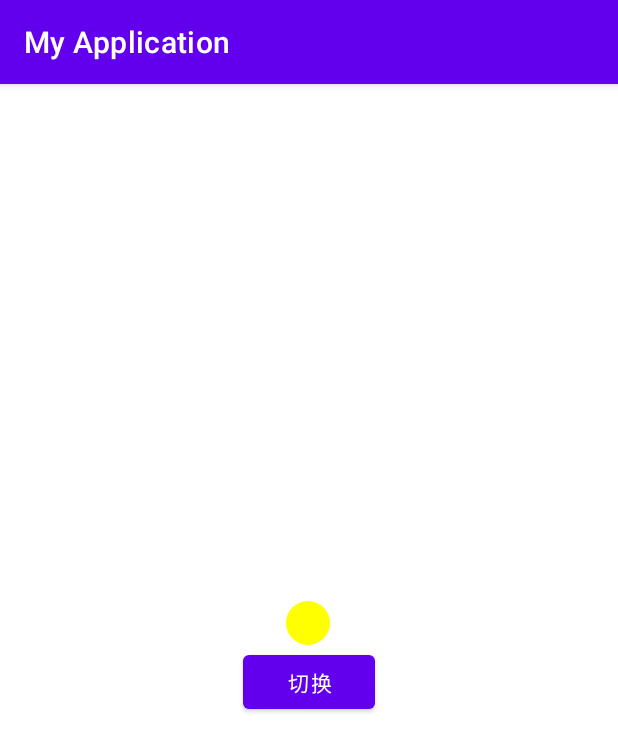
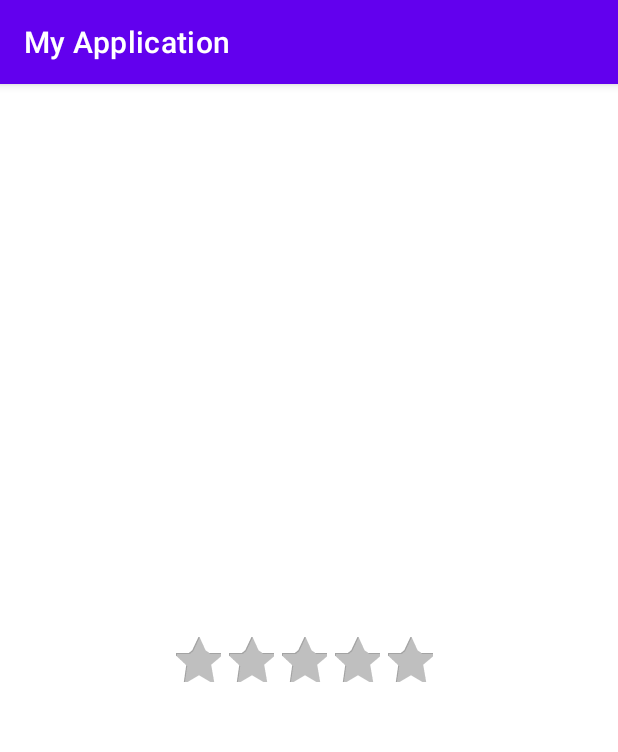
Before and after one commit to yangjinghua01/AndroidDiyView, an Android app: the screen it shows after launch (MainActivity), on a phone screen of 412 x 824 dp. Shown: the top 752 px of the screen. Run offline under Robolectric (Android 15) with nearby library versions, the phone set to English and light mode, and no system bars; plain views replace QQStepView; 3 statements that could not run were skipped.

Commit message:
2022年9月6日 23:49:42 普通啊当然普通啊。但是不甘于平凡。自定义view终于有点头绪了。目前已经开始研究触摸了。今天自定义了一个评分条。学的还挺开心。明天要上班提代码睡觉了。

```diff
--- /dev/null
+++ b/app/src/main/java/com/rgsc/myapplication/RatingBar.java
@@ -0,0 +1,90 @@
+package com.rgsc.myapplication;
+
+import android.content.Context;
+import android.content.res.TypedArray;
+import android.graphics.Bitmap;
+import android.graphics.BitmapFactory;
+import android.graphics.Canvas;
+import android.util.AttributeSet;
+import android.util.Log;
+import android.view.MotionEvent;
+import android.view.View;
+
+import androidx.annotation.Nullable;
+
+public class RatingBar extends View {
+    private int gradeNumber = 5;
+    private Bitmap mStarNormalBitmap, mStarFocusBitmap;
+    private int mCurrentGradel = 0;
+
+    public RatingBar(Context context) {
+        this(context, null);
+    }
+
+    public RatingBar(Context context, @Nullable AttributeSet attrs) {
+        this(context, attrs, 0);
+    }
+
+    public RatingBar(Context context, @Nullable AttributeSet attrs, int defStyleAttr) {
+        super(context, attrs, defStyleAttr);
+        TypedArray typedArray = context.obtainStyledAttributes(attrs, R.styleable.RatingBar);
+        gradeNumber = typedArray.getInt(R.styleable.RatingBar_gradeNumber, gradeNumber);
+        int starNormalId = typedArray.getResourceId(R.styleable.RatingBar_starNormal, 0);
+        if (starNormalId == 0) {
+            throw new RuntimeException("请设置属性starNormal");
+        }
+        mStarNormalBitmap = BitmapFactory.decodeResource(getResources(), starNormalId);
+        int starFocusId = typedArray.getResourceId(R.styleable.RatingBar_starFocus, 0);
+        if (starFocusId == 0) {
+            throw new RuntimeException("请设置属性starFocus");
+        }
+        mStarFocusBitmap = BitmapFactory.decodeResource(getResources(), starFocusId);
+        typedArray.recycle();
+    }
+
+    @Override
+    protected void onMeasure(int widthMeasureSpec, int heightMeasureSpec) {
+        super.onMeasure(widthMeasureSpec, heightMeasureSpec);
+//        高度
+        int height = mStarFocusBitmap.getHeight();
+        int width = mStarFocusBitmap.getWidth() * gradeNumber;
+        setMeasuredDimension(width + getPaddingLeft() * 5, height);
+    }
+
+    @Override
+    protected void onDraw(Canvas canvas) {
+        super.onDraw(canvas);
+        for (int i = 0; i < gradeNumber; i++) {
+            if (mCurrentGradel > i) {
+                canvas.drawBitmap(mStarFocusBitmap, mStarFocusBitmap.getWidth() * i + getPaddingLeft() * i, 0, null);
+            }else {
+                canvas.drawBitmap(mStarNormalBitmap, mStarFocusBitmap.getWidth() * i + getPaddingLeft() * i, 0, null);
+            }
+        }
+    }
+
+    @Override
+    public boolean onTouchEvent(MotionEvent event) {
+        switch (event.getAction()) {
+            case MotionEvent.ACTION_DOWN:
+            case MotionEvent.ACTION_MOVE:
+            case MotionEvent.ACTION_UP:
+                float moveX = event.getX();//event.getRawX()  获取相对于屏幕的位置   event.getX()  相对于当前控件的位置。
+                int currentGrade = 0;
+                for (int i = 0; i < gradeNumber; i++) {
+                     currentGrade  = (int) (moveX/(mStarNormalBitmap.getWidth())+1);
+                }
+                if (currentGrade<0){
+                    currentGrade =0;
+                }
+                if (currentGrade > gradeNumber){
+                    currentGrade = gradeNumber;
+                }
+                Log.i("DEBUG", "onTouchEvent: "+currentGrade);
+//                刷新显示
+                mCurrentGradel = currentGrade;
+                invalidate();
+        }
+        return true;  //这里要返回true 消费事件
+    }
+}
--- a/app/src/main/java/com/rgsc/myapplication/ShapeVIew.java
+++ b/app/src/main/java/com/rgsc/myapplication/ShapeVIew.java
@@ -37,6 +37,7 @@ public class ShapeVIew extends View {
         int height = MeasureSpec.getSize(heightMeasureSpec);
         setMeasuredDimension(Math.min(width, height), Math.min(width, height));
     }
+
 
     @Override
     protected void onDraw(Canvas canvas) {
--- a/app/src/main/res/layout/activity_main.xml
+++ b/app/src/main/res/layout/activity_main.xml
@@ -82,11 +82,20 @@
     <com.rgsc.myapplication.ShapeVIew
         android:id="@+id/shap_view"
         android:layout_width="30dp"
+        android:visibility="gone"
         android:layout_height="30dp"
         android:layout_gravity="center" />
     <Button
         android:text="切换"
+        android:visibility="gone"
         android:onClick="exchange"
         android:layout_width="wrap_content"
         android:layout_height="wrap_content"/>
+    <com.rgsc.myapplication.RatingBar
+        app:gradeNumber="5"
+        app:starNormal="@mipmap/star_normal"
+        app:starFocus="@mipmap/star_selected"
+        android:paddingLeft="5dp"
+        android:layout_width="wrap_content"
+        android:layout_height="wrap_content"/>
 </LinearLayout>
--- a/app/src/main/res/values/attrs.xml
+++ b/app/src/main/res/values/attrs.xml
@@ -36,4 +36,9 @@
         <attr name="progressTextsize" format="dimension" />
         <attr name="progressTextColor" format="color" />
     </declare-styleable>
+    <declare-styleable name="RatingBar">
+        <attr name="starNormal" format="reference"/>
+        <attr name="starFocus" format="reference"/>
+        <attr name="gradeNumber" format="integer"/>
+    </declare-styleable>
 </resources>
```
Also changed, not shown: app/src/main/res/mipmap-hdpi/star_normal.png (added), app/src/main/res/mipmap-hdpi/star_selected.png (added).
